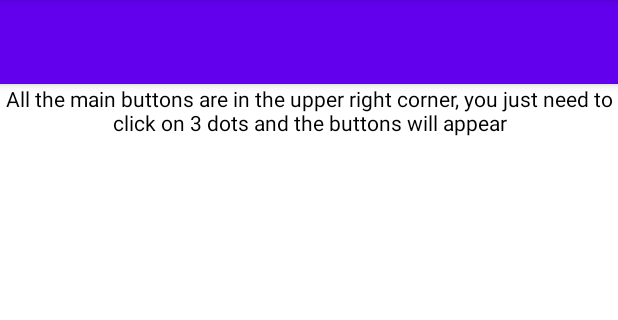
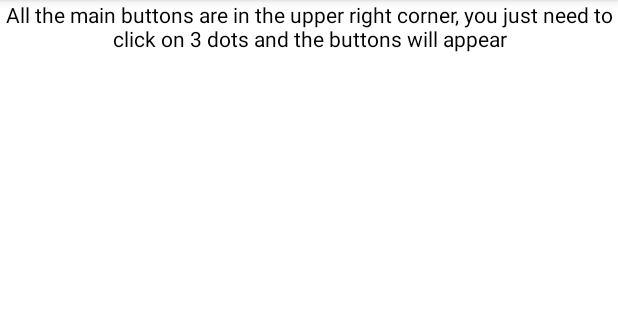
Before and after one commit to Gten71/KotlApp, an Android app: the screen it shows after launch (MainActivity), on a phone screen of 412 x 824 dp, the part 84-404 px from its top. Run offline under Robolectric (Android 15) with nearby library versions, the phone set to English and light mode, and no system bars.

Commit message:
rework xml code

```diff
--- a/app/src/main/java/com/example/myapplication/ReverseActivity.kt
+++ b/app/src/main/java/com/example/myapplication/ReverseActivity.kt
@@ -65,6 +65,7 @@ class ReverseActivity : AppCompatActivity() {
             result.text = ""
             upper.isChecked=false
             rev.isChecked=false
+            lover.isChecked=false
             setText.text.clear()
         }
 
--- a/app/src/main/res/layout/activity_main.xml
+++ b/app/src/main/res/layout/activity_main.xml
@@ -1,20 +1,12 @@
 <?xml version="1.0" encoding="utf-8"?>
 <LinearLayout xmlns:android="http://schemas.android.com/apk/res/android"
-    xmlns:app="http://schemas.android.com/apk/res-auto"
     xmlns:tools="http://schemas.android.com/tools"
     android:layout_width="match_parent"
     android:layout_height="match_parent"
     tools:context=".MainActivity"
     android:orientation="vertical">
-    <androidx.appcompat.widget.Toolbar
+    <TextView
         android:id="@+id/toolbar"
-        android:layout_width="match_parent"
-        android:layout_height="wrap_content"
-        android:background="?attr/colorPrimary"
-        android:elevation="4dp"
-        android:theme="@style/ThemeOverlay.AppCompat.Dark.ActionBar"
-        app:popupTheme="@style/ThemeOverlay.AppCompat.Light" />
-    <TextView
         android:layout_width="wrap_content"
         android:layout_height="wrap_content"
         android:textColor="#000000"
--- a/app/src/main/res/values/strings.xml
+++ b/app/src/main/res/values/strings.xml
@@ -6,7 +6,7 @@
     <string name="input_label"/>
     <string name="Info">Developer information:</string>
     <string name="Info_text">Maxim Resnyansky  group-21-ИСП-3 18 years</string>
-    <string name="text_explanation">To use the functionality, select the CheckBox that called -> Reverse or Uppercase and click to Ок </string>
+    <string name="text_explanation">To use the functionality, select the CheckBox that called -> Reverse or Uppercase and lowercase and click to Ок </string>
     <string name="text_for_main">All the main buttons are in the upper right corner, you just need to click on 3 dots and the buttons will appear</string>
     <string name="uppercase">Uppercase</string>
     <string name="reverse">Reverse</string>
```
Also changed, not shown: app/src/main/res/drawable/vetr.png (added).
